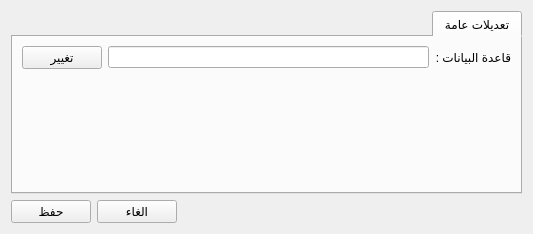
First picture: the form in src/ksetting.ui, repository boussouira/moltaqa, before the edit.
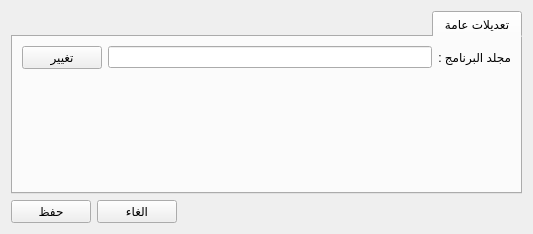
Second picture: the form after the edit.

The edit to the form file:
```diff
--- a/src/ksetting.ui
+++ b/src/ksetting.ui
@@ -35,7 +35,7 @@
          <item>
           <widget class="QLabel" name="label">
            <property name="text">
-            <string>قاعدة البيانات :</string>
+            <string>مجلد البرنامج :</string>
            </property>
           </widget>
          </item>
@@ -47,6 +47,9 @@
            <property name="locale">
             <locale language="English" country="UnitedStates"/>
            </property>
+           <property name="readOnly">
+            <bool>true</bool>
+           </property>
           </widget>
          </item>
          <item>
```
Left out of the diff: 2 changed lines with no effect on the pictures.
